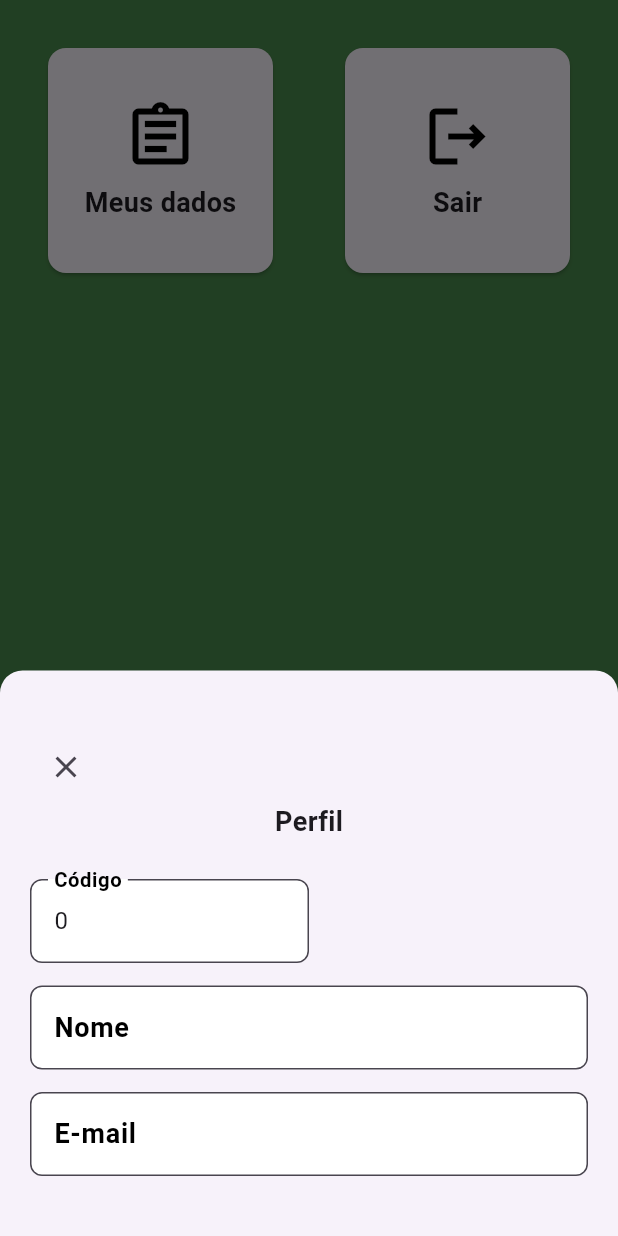
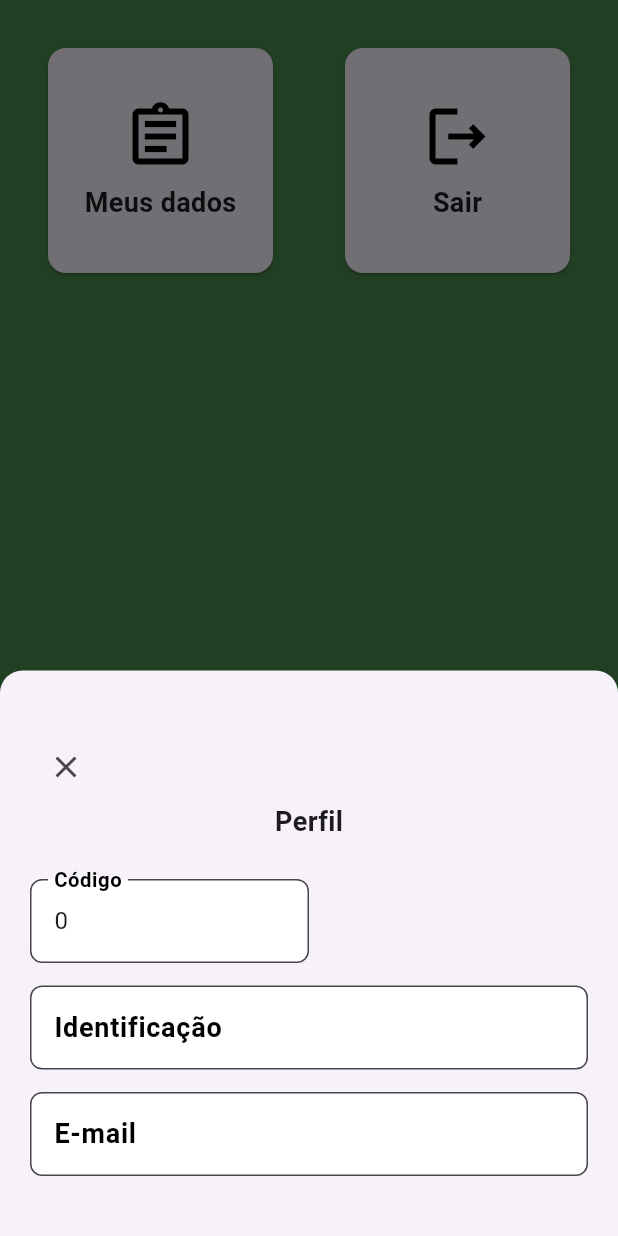
Before and after one commit to Guilherme-Yeager/merchandising_app, a Flutter app: the MenuScreen screen opened by its route, after a tap on "Meus dados", on a phone screen of 412 x 824 dp. Run offline on Flutter 3.47's test engine with Material 3 defaults, Android fonts, the light colour scheme and no system bars; our stand-ins replace animated_notch_bottom_bar, connectivity_plus, device_preview, logger, quickalert, supabase_flutter; missing offline and left inert: validatorless; accounts and stored records are empty.

Commit message:
style(perfil): label nome alterado para identificação.

```diff
--- a/Codigo/lib/ui/core/ui/show_modal_custom.dart
+++ b/Codigo/lib/ui/core/ui/show_modal_custom.dart
@@ -151,7 +151,7 @@ abstract class ShowModalCustom {
                     const SizedBox(height: 15),
                     TextFormFieldCustom.buildTextFormField(
                       initialValue: userModel.nome,
-                      labelText: "Nome",
+                      labelText: "Identificação",
                     ),
                     const SizedBox(height: 15),
                     TextFormFieldCustom.buildTextFormField(
```
